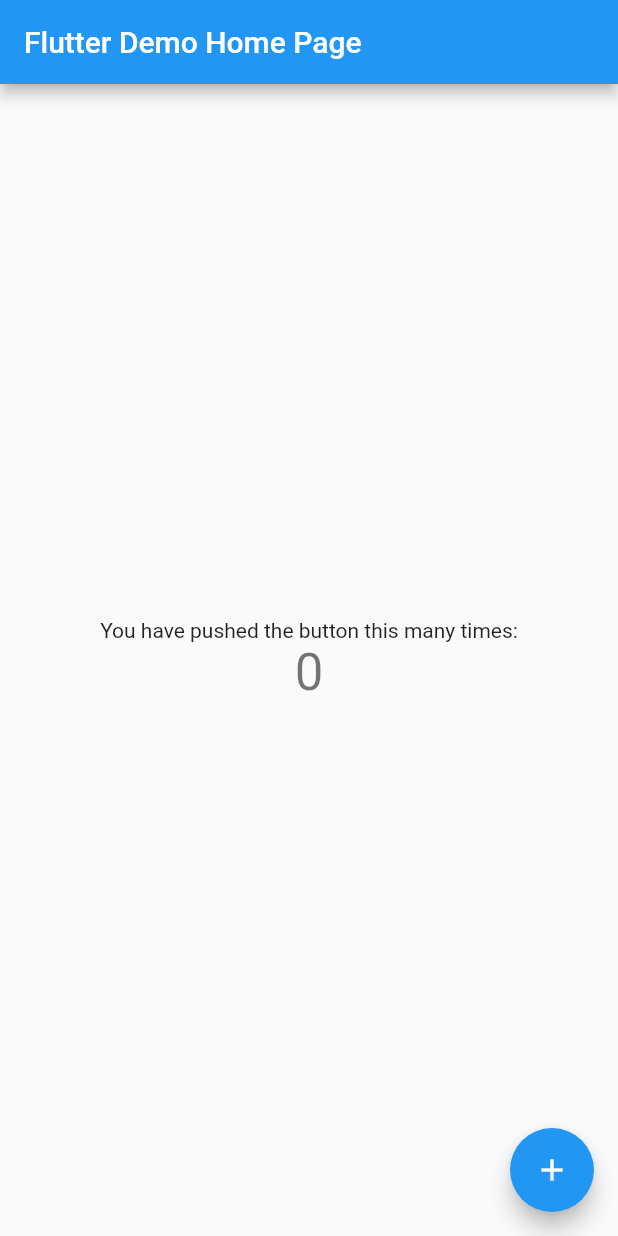
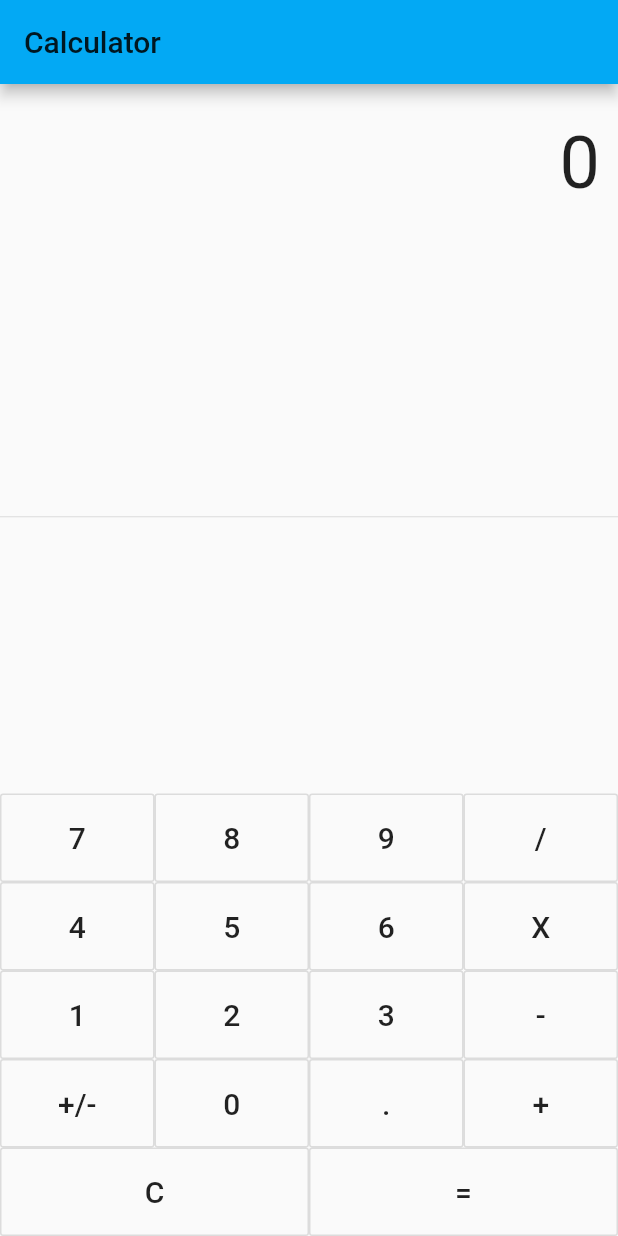
Before and after one commit to VBT-Intership/CanberkBibican-FlutterCalculator, a Flutter app: the screen it shows after launch, on a phone screen of 412 x 824 dp. Run offline on Flutter 3.47's test engine with Material 2 defaults, Android fonts, the phone set to English and light mode, and no system bars.

Commit message:
calculator design completed

```diff
--- a/lib/main.dart
+++ b/lib/main.dart
@@ -9,39 +9,18 @@ class MyApp extends StatelessWidget {
   @override
   Widget build(BuildContext context) {
     return MaterialApp(
-      title: 'Flutter Demo',
+      title: 'Flutter Calculator',
       theme: ThemeData(
-        // This is the theme of your application.
-        //
-        // Try running your application with "flutter run". You'll see the
-        // application has a blue toolbar. Then, without quitting the app, try
-        // changing the primarySwatch below to Colors.green and then invoke
-        // "hot reload" (press "r" in the console where you ran "flutter run",
-        // or simply save your changes to "hot reload" in a Flutter IDE).
-        // Notice that the counter didn't reset back to zero; the application
-        // is not restarted.
-        primarySwatch: Colors.blue,
-        // This makes the visual density adapt to the platform that you run
-        // the app on. For desktop platforms, the controls will be smaller and
-        // closer together (more dense) than on mobile platforms.
+        primarySwatch: Colors.lightBlue,
         visualDensity: VisualDensity.adaptivePlatformDensity,
       ),
-      home: MyHomePage(title: 'Flutter Demo Home Page'),
+      home: MyHomePage(title: 'Calculator'),
     );
   }
 }
 
 class MyHomePage extends StatefulWidget {
   MyHomePage({Key key, this.title}) : super(key: key);
-
-  // This widget is the home page of your application. It is stateful, meaning
-  // that it has a State object (defined below) that contains fields that affect
-  // how it looks.
-
-  // This class is the configuration for the state. It holds the values (in this
-  // case the title) provided by the parent (in this case the App widget) and
-  // used by the build method of the State. Fields in a Widget subclass are
-  // always marked "final".
 
   final String title;
 
@@ -50,68 +29,95 @@ class MyHomePage extends StatefulWidget {
 }
 
 class _MyHomePageState extends State<MyHomePage> {
-  int _counter = 0;
+  String outPut = "0";
+  buttonPressed(String buttonText) {
+    print(buttonText);
+    setState(() {
+      outPut = buttonText;
+    });
+  }
 
-  void _incrementCounter() {
-    setState(() {
-      // This call to setState tells the Flutter framework that something has
-      // changed in this State, which causes it to rerun the build method below
-      // so that the display can reflect the updated values. If we changed
-      // _counter without calling setState(), then the build method would not be
-      // called again, and so nothing would appear to happen.
-      _counter++;
-    });
+  Widget buildButton(String buttonText) {
+    return new Expanded(
+      child: new OutlineButton(
+        padding: new EdgeInsets.all(18.0),
+        child: new Text(
+          buttonText,
+          style: TextStyle(fontSize: 20.0),
+        ),
+        onPressed: () => {buttonPressed(buttonText)},
+      ),
+    );
   }
 
   @override
   Widget build(BuildContext context) {
-    // This method is rerun every time setState is called, for instance as done
-    // by the _incrementCounter method above.
-    //
-    // The Flutter framework has been optimized to make rerunning build methods
-    // fast, so that you can just rebuild anything that needs updating rather
-    // than having to individually change instances of widgets.
     return Scaffold(
         appBar: AppBar(
-        // Here we take the value from the MyHomePage object that was created by
-        // the App.build method, and use it to set our appbar title.
           title: Text(widget.title),
         ),
-      body: Center(
-        // Center is a layout widget. It takes a single child and positions it
-        // in the middle of the parent.
-        child: Column(
-          // Column is also a layout widget. It takes a list of children and
-          // arranges them vertically. By default, it sizes itself to fit its
-          // children horizontally, and tries to be as tall as its parent.
-          //
-          // Invoke "debug painting" (press "p" in the console, choose the
-          // "Toggle Debug Paint" action from the Flutter Inspector in Android
-          // Studio, or the "Toggle Debug Paint" command in Visual Studio Code)
-          // to see the wireframe for each widget.
-          //
-          // Column has various properties to control how it sizes itself and
-          // how it positions its children. Here we use mainAxisAlignment to
-          // center the children vertically; the main axis here is the vertical
-          // axis because Columns are vertical (the cross axis would be
-          // horizontal).
-          mainAxisAlignment: MainAxisAlignment.center,
+        body: new Container(
+          child: new Column(
             children: <Widget>[
-            Text(
-              'You have pushed the button this many times:',
+              Container(
+                  alignment: Alignment.centerRight,
+                  padding: new EdgeInsets.symmetric(
+                    vertical: 24.0,
+                    horizontal: 12.0,
                   ),
-            Text(
-              '$_counter',
-              style: Theme.of(context).textTheme.headline4,
+                  child: new Text(
+                    outPut,
+                    style: new TextStyle(
+                      fontSize: 48.0,
+                    ),
+                  )),
+              new Expanded(
+                child: new Divider(),
+              ),
+              Column(
+                children: [
+                  Row(
+                    children: [
+                      buildButton("7"),
+                      buildButton("8"),
+                      buildButton("9"),
+                      buildButton("/"),
+                    ],
+                  ),
+                  Row(
+                    children: [
+                      buildButton("4"),
+                      buildButton("5"),
+                      buildButton("6"),
+                      buildButton("X"),
+                    ],
+                  ),
+                  Row(
+                    children: [
+                      buildButton("1"),
+                      buildButton("2"),
+                      buildButton("3"),
+                      buildButton("-"),
+                    ],
+                  ),
+                  Row(
+                    children: [
+                      buildButton("+/-"),
+                      buildButton("0"),
+                      buildButton("."),
+                      buildButton("+"),
+                    ],
+                  ),
+                  Row(
+                    children: [
+                      buildButton("C"),
+                      buildButton("="),
+                    ],
                   ),
                 ],
+              )
+            ],
           ),
-      ),
-      floatingActionButton: FloatingActionButton(
-        onPressed: _incrementCounter,
-        tooltip: 'Increment',
-        child: Icon(Icons.add),
-      ), // This trailing comma makes auto-formatting nicer for build methods.
-    );
+        ));
   }
 }
```
Lines whose indentation alone changed are shown as unchanged.
